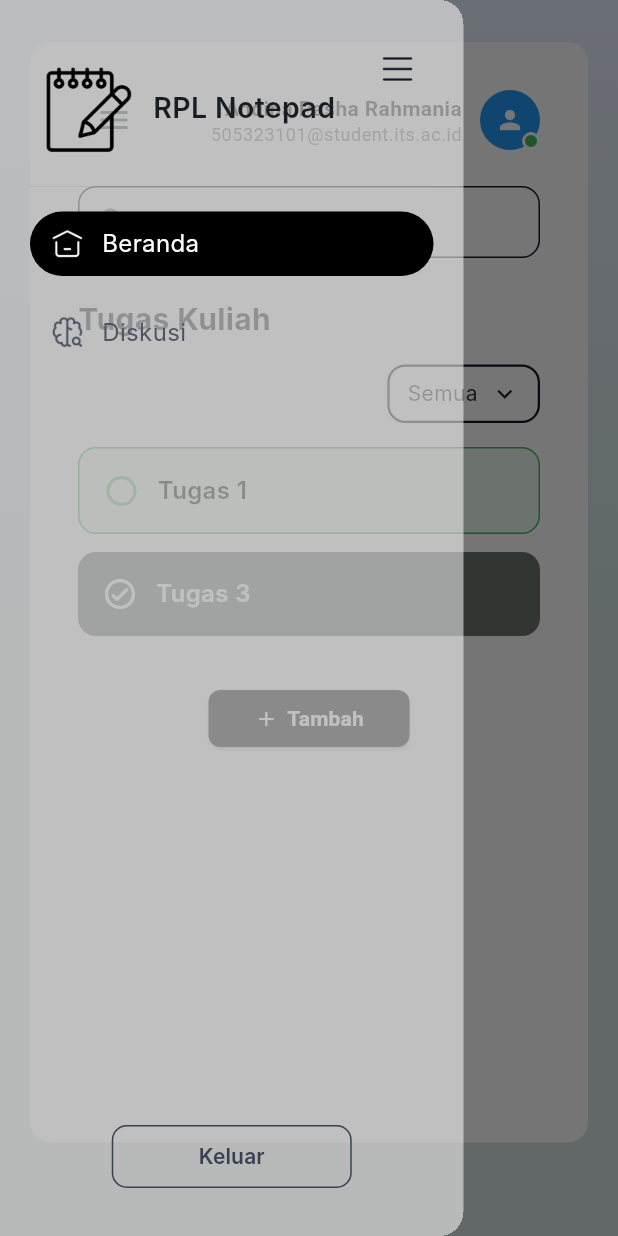
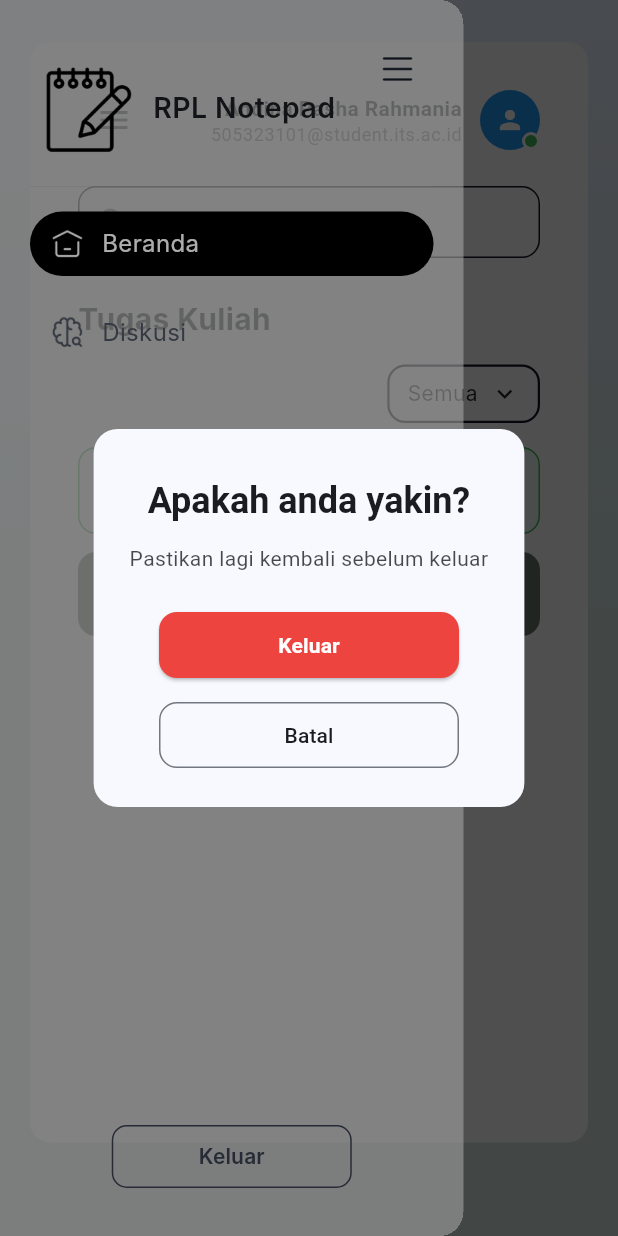
Before and after one commit to Ga2526-RPL-MA/Rpl-notepad-fe, a Flutter app: the screen it shows after launch, in the side drawer, after a tap on "Keluar", on a phone screen of 412 x 824 dp. Run offline on Flutter 3.47's test engine with Material 3 defaults, Android fonts, the phone set to English and light mode, and no system bars; Roboto replaces fonts that are missing (Inter).

Commit message:
feat: add modal confirmation on logout on delete task

```diff
--- /dev/null
+++ b/lib/core/widgets/custom_modal.dart
@@ -0,0 +1,161 @@
+import 'package:flutter/material.dart';
+
+class CustomModal extends StatelessWidget {
+  final String title;
+  final String message;
+  final String primaryButtonText;
+  final String? secondaryButtonText;
+  final VoidCallback? onPrimaryPressed;
+  final VoidCallback? onSecondaryPressed;
+  final bool showCloseButton;
+  final Widget? customIcon;
+  final Color? backgroundColor;
+  final Color? textColor;
+
+  const CustomModal({
+    Key? key,
+    required this.title,
+    required this.message,
+    this.primaryButtonText = 'OK',
+    this.secondaryButtonText,
+    this.onPrimaryPressed,
+    this.onSecondaryPressed,
+    this.showCloseButton = true,
+    this.customIcon,
+    this.backgroundColor,
+    this.textColor,
+  }) : super(key: key);
+
+  static Future<T?> show<T>(
+    BuildContext context, {
+    required String title,
+    required String message,
+    String primaryButtonText = 'OK',
+    String? secondaryButtonText,
+    VoidCallback? onPrimaryPressed,
+    VoidCallback? onSecondaryPressed,
+    bool showCloseButton = true,
+    Widget? customIcon,
+    Color? backgroundColor,
+    Color? textColor,
+    bool barrierDismissible = true,
+    Color? barrierColor,
+  }) {
+    return showDialog<T>(
+      context: context,
+      barrierDismissible: barrierDismissible,
+      barrierColor: barrierColor ?? const Color(0x52000000),
+      builder: (BuildContext context) {
+        return CustomModal(
+          title: title,
+          message: message,
+          primaryButtonText: primaryButtonText,
+          secondaryButtonText: secondaryButtonText,
+          onPrimaryPressed: onPrimaryPressed,
+          onSecondaryPressed: onSecondaryPressed,
+          showCloseButton: showCloseButton,
+          customIcon: customIcon,
+          backgroundColor: backgroundColor,
+          textColor: textColor,
+        );
+      },
+    );
+  }
+
+  @override
+  Widget build(BuildContext context) {
+    final theme = Theme.of(context);
+    final colorScheme = theme.colorScheme;
+    final textTheme = theme.textTheme;
+
+    return Dialog(
+      backgroundColor: backgroundColor ?? theme.dialogBackgroundColor,
+      shape: RoundedRectangleBorder(borderRadius: BorderRadius.circular(16)),
+      child: Container(
+        padding: const EdgeInsets.all(24),
+        child: Column(
+          mainAxisSize: MainAxisSize.min,
+          crossAxisAlignment: CrossAxisAlignment.center,
+          mainAxisAlignment: MainAxisAlignment.center,
+          children: [
+            const SizedBox(height: 8),
+            if (customIcon != null) ...[
+              ?customIcon,
+              const SizedBox(height: 24),
+            ],
+            Text(
+              title,
+              style: textTheme.headlineSmall?.copyWith(
+                color: textColor ?? theme.textTheme.headlineSmall?.color,
+                fontWeight: FontWeight.bold,
+              ),
+              textAlign: TextAlign.center,
+            ),
+            const SizedBox(height: 12),
+            Text(
+              message,
+              style: textTheme.bodyMedium?.copyWith(
+                color:
+                    textColor?.withOpacity(0.8) ??
+                    theme.textTheme.bodyMedium?.color?.withOpacity(0.8),
+              ),
+              textAlign: TextAlign.center,
+            ),
+            const SizedBox(height: 24),
+            Column(
+              mainAxisSize: MainAxisSize.min,
+              children: [
+                SizedBox(
+                  width: 200,
+                  child: ElevatedButton(
+                    onPressed: onPrimaryPressed ?? () => Navigator.pop(context),
+                    style: ElevatedButton.styleFrom(
+                      backgroundColor: const Color(0xFFEE443F),
+                      padding: const EdgeInsets.symmetric(vertical: 12),
+                      shape: RoundedRectangleBorder(
+                        borderRadius: BorderRadius.circular(12),
+                      ),
+                    ),
+                    child: Text(
+                      primaryButtonText,
+                      style: TextStyle(
+                        color: colorScheme.onPrimary,
+                        fontWeight: FontWeight.w600,
+                      ),
+                    ),
+                  ),
+                ),
+                if (secondaryButtonText != null) ...[
+                  const SizedBox(height: 12),
+                  SizedBox(
+                    width: 200,
+                    child: OutlinedButton(
+                      onPressed:
+                          onSecondaryPressed ?? () => Navigator.pop(context),
+                      style: OutlinedButton.styleFrom(
+                        padding: const EdgeInsets.symmetric(vertical: 12),
+                        shape: RoundedRectangleBorder(
+                          borderRadius: BorderRadius.circular(12),
+                        ),
+                        side: BorderSide(
+                          color:
+                              textColor?.withOpacity(0.5) ?? theme.dividerColor,
+                        ),
+                      ),
+                      child: Text(
+                        secondaryButtonText!,
+                        style: TextStyle(
+                          color: textColor ?? theme.textTheme.bodyLarge?.color,
+                        ),
+                      ),
+                    ),
+                  ),
+                ],
+              ],
+            ),
+          ],
+        ),
+      ),
+    );
+  }
+}
--- a/lib/core/widgets/menu_drawer.dart
+++ b/lib/core/widgets/menu_drawer.dart
@@ -1,4 +1,5 @@
 import 'package:flutter/material.dart';
+import 'package:rpl_notepad_fe/core/widgets/custom_modal.dart';
 
 class MenuDrawer extends StatelessWidget {
   final String currentPage;
@@ -192,7 +193,21 @@ class MenuDrawer extends StatelessWidget {
                               borderRadius: BorderRadius.circular(10),
                             ),
                           ),
-                          onPressed: () {},
+                          onPressed: () async {
+                            final shouldLogout = await CustomModal.show<bool>(
+                              context,
+                              title: 'Apakah anda yakin?',
+                              message: 'Pastikan lagi kembali sebelum keluar',
+                              primaryButtonText: 'Keluar',
+                              secondaryButtonText: 'Batal',
+                              onPrimaryPressed: () =>
+                                  Navigator.pop(context, true),
+                              onSecondaryPressed: () =>
+                                  Navigator.pop(context, false),
+                            );
+
+                            if (shouldLogout == true) {}
+                          },
                           child: const Text(
                             'Keluar',
                             style: TextStyle(
--- a/lib/features/home/presentation/widgets/task_modal.dart
+++ b/lib/features/home/presentation/widgets/task_modal.dart
@@ -2,6 +2,7 @@ import 'package:flutter/material.dart';
 import 'dart:ui' as ui;
 import 'package:intl/intl.dart';
 import 'package:intl/date_symbol_data_local.dart';
+import 'package:rpl_notepad_fe/core/widgets/custom_modal.dart';
 
 String formatDate(DateTime date) {
   initializeDateFormatting('id_ID', null);
@@ -275,9 +276,31 @@ class _AddTaskModalState extends State<AddTaskModal> {
                                 width: 160,
                                 height: 48,
                                 child: ElevatedButton(
-                                  onPressed: () {
-                                    widget.onDelete!();
-                                    Navigator.of(widget.parentContext).pop();
+                                  onPressed: () async {
+                                    final shouldDelete =
+                                        await CustomModal.show<bool>(
+                                          widget.parentContext,
+                                          title: 'Apakah anda yakin?',
+                                          message:
+                                              'Pastikan lagi kembali sebelum dihapus',
+                                          primaryButtonText: 'Hapus',
+                                          secondaryButtonText: 'Batal',
+                                          onPrimaryPressed: () => Navigator.pop(
+                                            widget.parentContext,
+                                            true,
+                                          ),
+                                          onSecondaryPressed: () =>
+                                              Navigator.pop(
+                                                widget.parentContext,
+                                                false,
+                                              ),
+                                        );
+
+                                    if (shouldDelete == true &&
+                                        widget.onDelete != null) {
+                                      widget.onDelete!();
+                                      Navigator.of(widget.parentContext).pop();
+                                    }
                                   },
                                   style: ElevatedButton.styleFrom(
                                     backgroundColor: const Color(0xFFEE443F),
```
